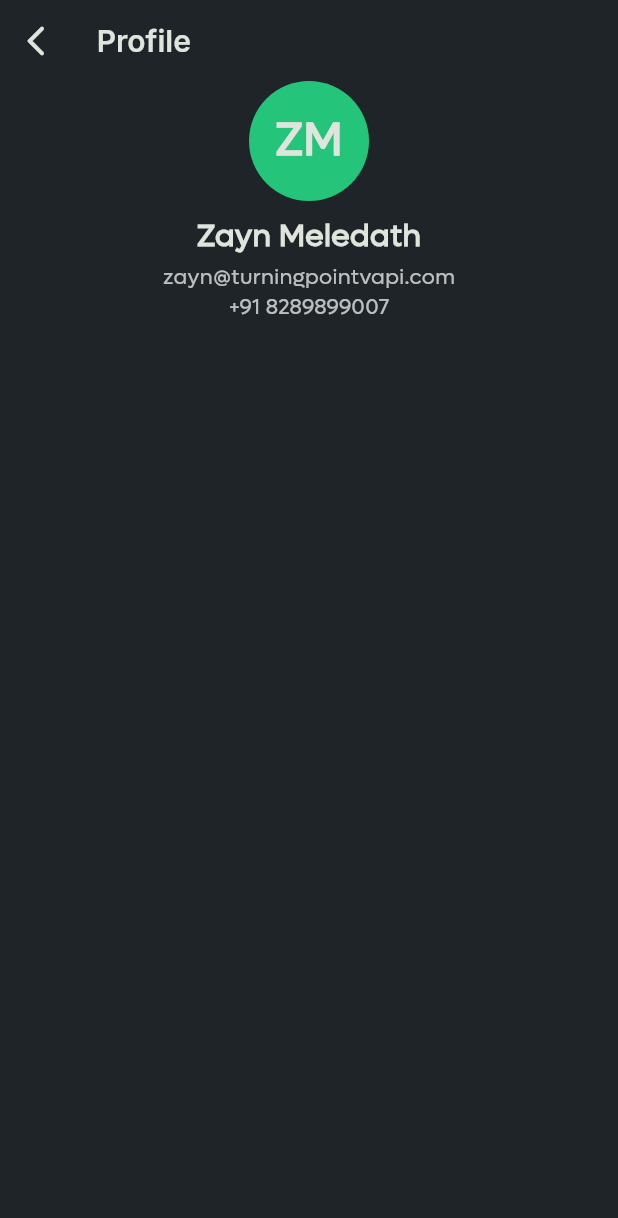
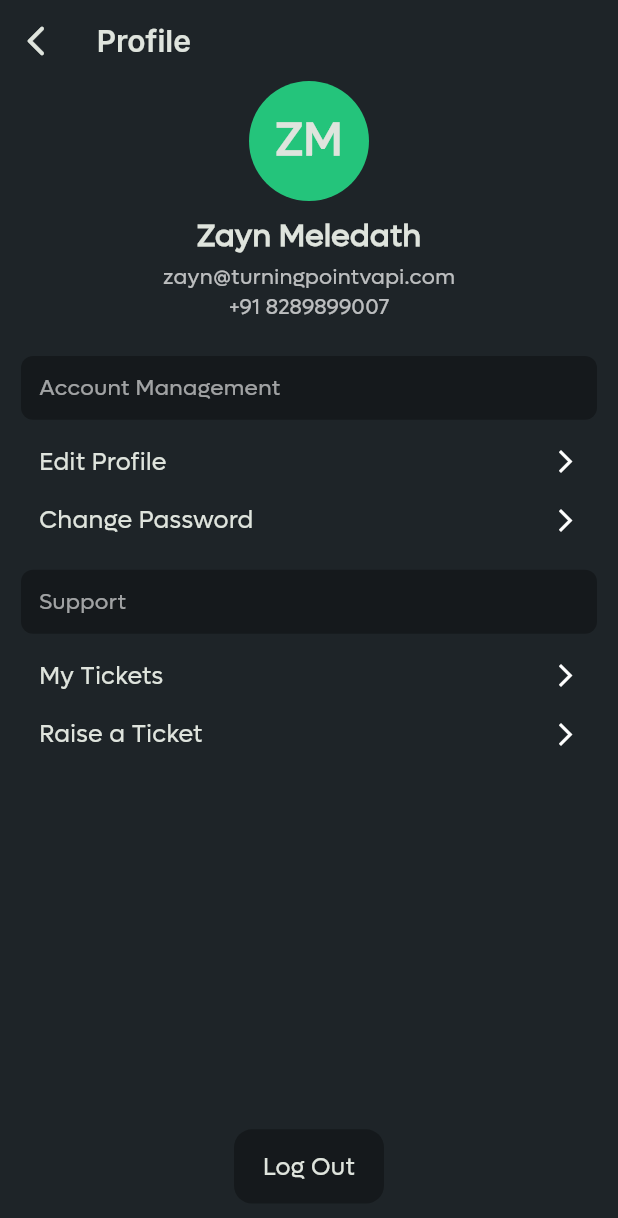
Before and after one commit to ZaynMeledath/turningpoint_tms, a Flutter app: the ProfileScreen screen opened directly, on a phone screen of 412 x 824 dp. Shown: the top 1218 px of the screen. Run offline on Flutter 3.47's test engine with Material 3 defaults, Android fonts, the light colour scheme and no system bars; our stand-ins replace animated_bottom_navigation_bar, fl_chart, flutter_animate, flutter_screenutil, get, google_fonts and 3 more; accounts and stored records are empty.

Commit message:
Profile screen done

```diff
--- a/lib/utils/widgets/my_app_bar.dart
+++ b/lib/utils/widgets/my_app_bar.dart
@@ -71,6 +71,7 @@ AppBar myAppBar({
                       borderRadius: BorderRadius.circular(100),
                       onTap: () => Get.to(
                         () => const ProfileScreen(),
+                        transition: Transition.rightToLeft,
                       ),
                       child: nameLetterAvatar(
                         firstName: 'Zayn',
--- a/lib/view/task_management/my_team/my_team_screen.dart
+++ b/lib/view/task_management/my_team/my_team_screen.dart
@@ -36,6 +36,7 @@ class _MyTeamScreenState extends State<MyTeamScreen>
         context: context,
         title: 'My Team',
         implyLeading: false,
+        profileAvatar: true,
       ),
       body: CustomScrollView(
         slivers: [
--- a/lib/view/task_management/profile/profile_screen.dart
+++ b/lib/view/task_management/profile/profile_screen.dart
@@ -2,6 +2,9 @@ import 'package:flutter/material.dart';
 import 'package:flutter_screenutil/flutter_screenutil.dart';
 import 'package:turning_point_tasks_app/utils/widgets/my_app_bar.dart';
 import 'package:turning_point_tasks_app/utils/widgets/name_letter_avatar.dart';
+
+part 'segments/section_title_container.dart';
+part 'segments/profile_option.dart';
 
 class ProfileScreen extends StatelessWidget {
   const ProfileScreen({super.key});
@@ -15,7 +18,7 @@ class ProfileScreen extends StatelessWidget {
       ),
       body: Center(
         child: Padding(
-          padding: EdgeInsets.symmetric(horizontal: 12.w),
+          padding: EdgeInsets.symmetric(horizontal: 14.w),
           child: Column(
             children: [
               nameLetterAvatar(
@@ -46,6 +49,40 @@ class ProfileScreen extends StatelessWidget {
                   color: Colors.white70,
                 ),
               ),
+              // SizedBox(height: 6.h),
+              sectionTitleContainer(title: 'Account Management'),
+              profileOption(title: 'Edit Profile'),
+              profileOption(title: 'Change Password'),
+              sectionTitleContainer(title: 'Support'),
+              profileOption(title: 'My Tickets'),
+              profileOption(title: 'Raise a Ticket'),
+              SizedBox(height: 40.h),
+              Expanded(
+                child: Align(
+                  alignment: Alignment.bottomCenter,
+                  child: Container(
+                    width: 100.w,
+                    height: 55.h,
+                    padding: EdgeInsets.symmetric(
+                      horizontal: 12.w,
+                      vertical: 14.h,
+                    ),
+                    decoration: BoxDecoration(
+                      borderRadius: BorderRadius.circular(12),
+                      color: Colors.black.withOpacity(.3),
+                    ),
+                    child: Center(
+                      child: Text(
+                        'Log Out',
+                        style: TextStyle(
+                          fontSize: 16.sp,
+                        ),
+                      ),
+                    ),
+                  ),
+                ),
+              ),
+              SizedBox(height: 24.h),
             ],
           ),
         ),
--- /dev/null
+++ b/lib/view/task_management/profile/segments/profile_option.dart
@@ -0,0 +1,30 @@
+part of '../profile_screen.dart';
+
+Widget profileOption({required String title}) {
+  return Padding(
+    padding: EdgeInsets.only(
+      left: 12.w,
+      right: 12.w,
+      top: 18.h,
+    ),
+    child: Row(
+      children: [
+        Text(
+          title,
+          style: TextStyle(
+            fontSize: 16.sp,
+          ),
+        ),
+        Expanded(
+          child: Align(
+            alignment: Alignment.centerRight,
+            child: Icon(
+              Icons.arrow_forward_ios,
+              size: 18.sp,
+            ),
+          ),
+        )
+      ],
+    ),
+  );
+}
--- /dev/null
+++ b/lib/view/task_management/profile/segments/section_title_container.dart
@@ -0,0 +1,23 @@
+part of '../profile_screen.dart';
+
+Widget sectionTitleContainer({required String title}) {
+  return Container(
+    width: double.maxFinite,
+    padding: EdgeInsets.symmetric(
+      horizontal: 12.w,
+      vertical: 12.h,
+    ),
+    margin: EdgeInsets.only(top: 24.h),
+    decoration: BoxDecoration(
+      borderRadius: BorderRadius.circular(8),
+      color: Colors.black.withOpacity(.3),
+    ),
+    child: Text(
+      title,
+      style: TextStyle(
+        fontSize: 14.5.sp,
+        color: Colors.white60,
+      ),
+    ),
+  );
+}
--- a/lib/view/task_management/tasks/delegated_tasks_screen.dart
+++ b/lib/view/task_management/tasks/delegated_tasks_screen.dart
@@ -84,6 +84,7 @@ class _DelegatedTasksScreenState extends State<DelegatedTasksScreen>
         context: context,
         title: 'Delegated Tasks',
         implyLeading: false,
+        profileAvatar: true,
       ),
       body: CustomScrollView(
         slivers: [
--- a/lib/view/task_management/tasks/my_tasks_screen.dart
+++ b/lib/view/task_management/tasks/my_tasks_screen.dart
@@ -84,6 +84,7 @@ class _MyTasksScreenState extends State<MyTasksScreen>
         context: context,
         title: 'My Tasks',
         implyLeading: false,
+        profileAvatar: true,
       ),
       body: CustomScrollView(
         slivers: [
```
